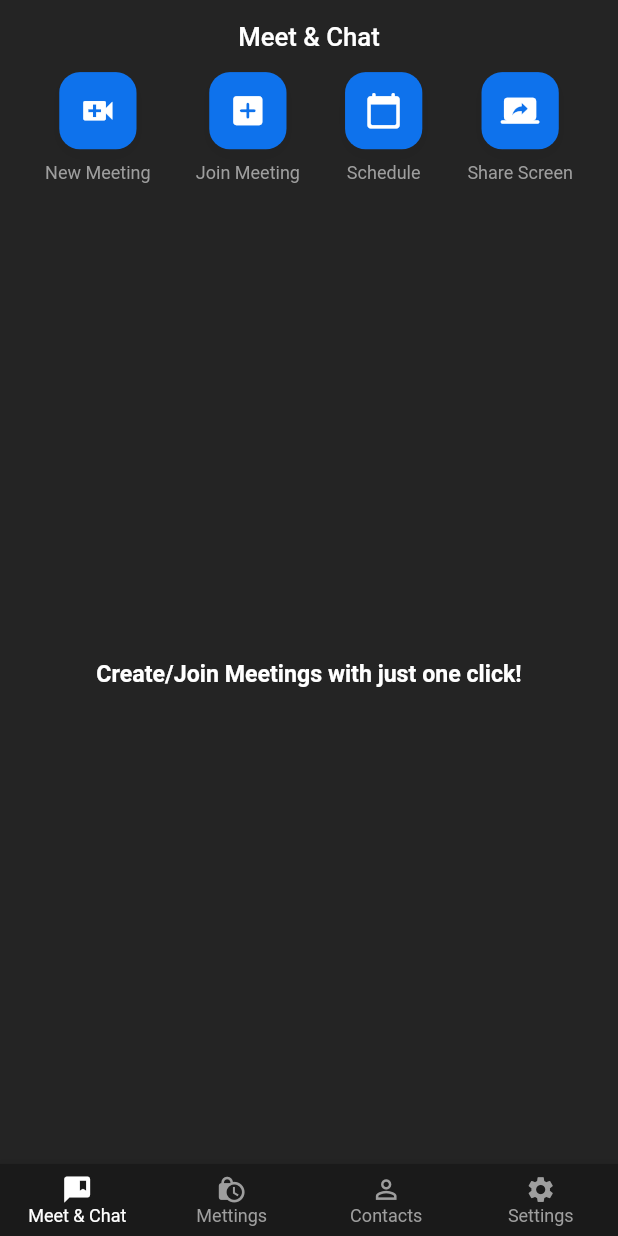
After one commit to Ahmed-Reda-Dev/zoom-clone, a Flutter app: the screen it shows once a user with an empty profile is signed in, on a phone screen of 412 x 824 dp. The commit adds this screen. Run offline on Flutter 3.47's test engine with Material 2 defaults, Android fonts, the phone set to English and light mode, and no system bars; our stand-ins replace cloud_firestore, firebase_auth, firebase_core, font_awesome_flutter, google_sign_in, responsive_framework; missing offline and left inert: jitsi_meet_wrapper; accounts and stored records are empty.

Commit message:
`Zoom-Clone`

```diff
--- a/lib/resources/auth_methods.dart
+++ b/lib/resources/auth_methods.dart
@@ -10,6 +10,7 @@ import 'package:zoom_clone/utils/utils.dart';
 class AuthMethods {
   final FirebaseAuth _auth = FirebaseAuth.instance;
   final FirebaseFirestore _firestore = FirebaseFirestore.instance;
+  User get currentUserData => _auth.currentUser!;
 
   // Stream of the current user
   Stream<User?> get user => _auth.authStateChanges();
@@ -32,6 +33,7 @@ class AuthMethods {
         final UserCredential userCredential =
             await _auth.signInWithCredential(credential);
         final User? user = userCredential.user;
+
         if (kDebugMode) {
           print("User: $user");
         }
--- a/lib/screens/home_screen.dart
+++ b/lib/screens/home_screen.dart
@@ -1,4 +1,6 @@
 import 'package:flutter/material.dart';
+import 'package:zoom_clone/screens/history_meetings_screen.dart';
+import 'package:zoom_clone/screens/meetings_screen.dart';
 import 'package:zoom_clone/utils/colors.dart';
 
 import '../widgets/home_meeting_button.dart';
@@ -12,6 +14,20 @@ class HomeScreen extends StatefulWidget {
 
 class _HomeScreenState extends State<HomeScreen> {
   int _page = 0;
+
+  void onPageChanged(int value) {
+    setState(() {
+      _page = value;
+    });
+  }
+
+  List<Widget> pages = [
+    const MeetingsScreen(),
+    const HistoryMeetingsScreen(),
+    const Text('Contacts'),
+    const Text('Settings'),
+  ];
+
   @override
   Widget build(BuildContext context) {
     return Scaffold(
@@ -21,46 +37,7 @@ class _HomeScreenState extends State<HomeScreen> {
         title: const Text('Meet & Chat'),
         centerTitle: true,
       ),
-      body: Column(
-        children: [
-          Row(
-            mainAxisAlignment: MainAxisAlignment.spaceEvenly,
-            children: [
-              HomeMeetingButton(
-                onTap: () {},
-                icon: Icons.video_call,
-                text: 'New Meeting',
-              ),
-              HomeMeetingButton(
-                onTap: () {},
-                icon: Icons.add_box_rounded,
-                text: 'Join Meeting',
-              ),
-              HomeMeetingButton(
-                onTap: () {},
-                icon: Icons.calendar_today_rounded,
-                text: 'Schedule',
-              ),
-              HomeMeetingButton(
-                onTap: () {},
-                icon: Icons.screen_share_rounded,
-                text: 'Share Screen',
-              ),
-            ],
-          ),
-          const Expanded(
-            child: Center(
-              child: Text(
-                'Create/Join Meetings with just one click!',
-                style: TextStyle(
-                  fontWeight: FontWeight.bold,
-                  fontSize: 18,
-                ),
-              ),
-            ),
-          ),
-        ],
-      ),
+      body: pages[_page],
       bottomNavigationBar: BottomNavigationBar(
         backgroundColor: footerColor,
         selectedItemColor: Colors.white,
@@ -90,10 +67,4 @@ class _HomeScreenState extends State<HomeScreen> {
       ),
     );
   }
-
-  void onPageChanged(int value) {
-    setState(() {
-      _page = value;
-    });
-  }
 }
--- a/lib/screens/login_screen.dart
+++ b/lib/screens/login_screen.dart
@@ -38,7 +38,7 @@ class _LoginScreenState extends State<LoginScreen> {
             onPressed: () async {
               bool res = await _authMethods.signInWithGoogle(context);
               if (res) {
-                Navigator.pushNamed(_key.currentContext!, '/home');
+                Navigator.pushNamed(_key.currentContext ?? context, '/home');
               }
             },
           ),
--- /dev/null
+++ b/lib/screens/meetings_screen.dart
@@ -0,0 +1,51 @@
+import 'package:flutter/material.dart';
+
+import '../widgets/home_meeting_button.dart';
+
+class MeetingsScreen extends StatelessWidget {
+  const MeetingsScreen({super.key});
+
+  @override
+  Widget build(BuildContext context) {
+    return Column(
+      children: [
+        Row(
+          mainAxisAlignment: MainAxisAlignment.spaceEvenly,
+          children: [
+            HomeMeetingButton(
+              onTap: () {},
+              icon: Icons.video_call,
+              text: 'New Meeting',
+            ),
+            HomeMeetingButton(
+              onTap: () {},
+              icon: Icons.add_box_rounded,
+              text: 'Join Meeting',
+            ),
+            HomeMeetingButton(
+              onTap: () {},
+              icon: Icons.calendar_today_rounded,
+              text: 'Schedule',
+            ),
+            HomeMeetingButton(
+              onTap: () {},
+              icon: Icons.screen_share_rounded,
+              text: 'Share Screen',
+            ),
+          ],
+        ),
+        const Expanded(
+          child: Center(
+            child: Text(
+              'Create/Join Meetings with just one click!',
+              style: TextStyle(
+                fontWeight: FontWeight.bold,
+                fontSize: 18,
+              ),
+            ),
+          ),
+        ),
+      ],
+    );
+  }
+}
--- a/pubspec.yaml
+++ b/pubspec.yaml
@@ -41,6 +41,8 @@ dependencies:
   firebase_auth: ^4.3.0
   google_sign_in: ^6.0.2
   cloud_firestore: ^4.4.5
+  jitsi_meet_wrapper: ^0.0.6
+
 
 dev_dependencies:
   flutter_test:
```
Also changed, not shown: lib/resources/jitsi_meet_methods.dart (added, +19 -0 lines), lib/screens/history_meetings_screen.dart (added, +10 -0 lines), pubspec.lock, 4 other files.
